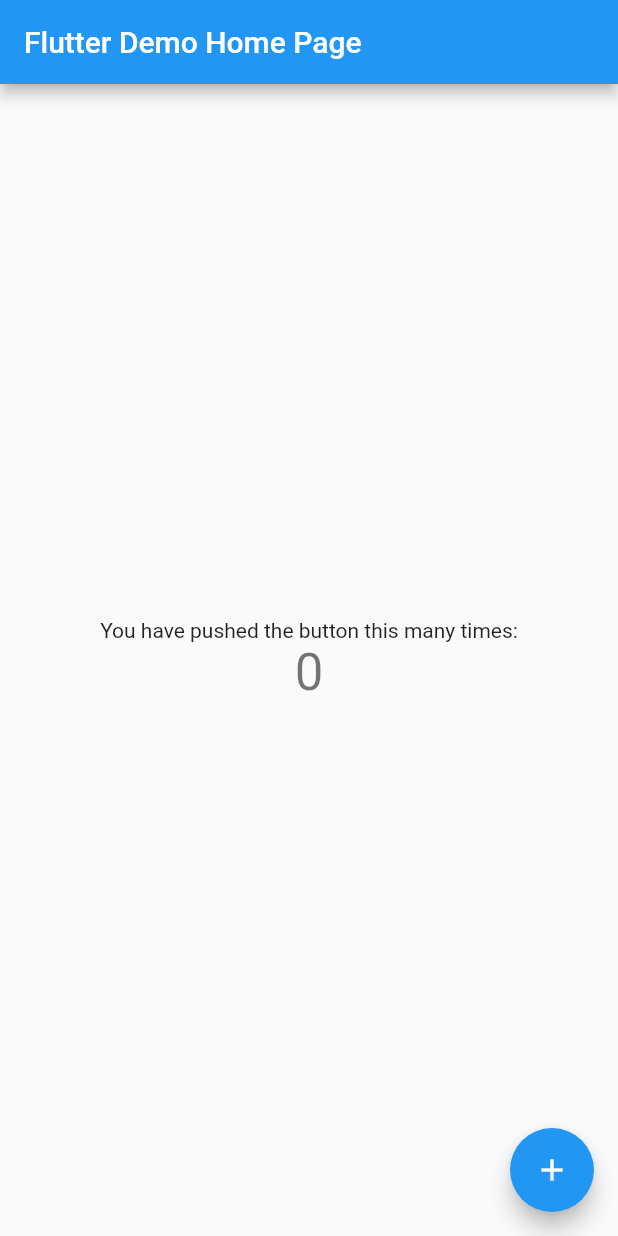
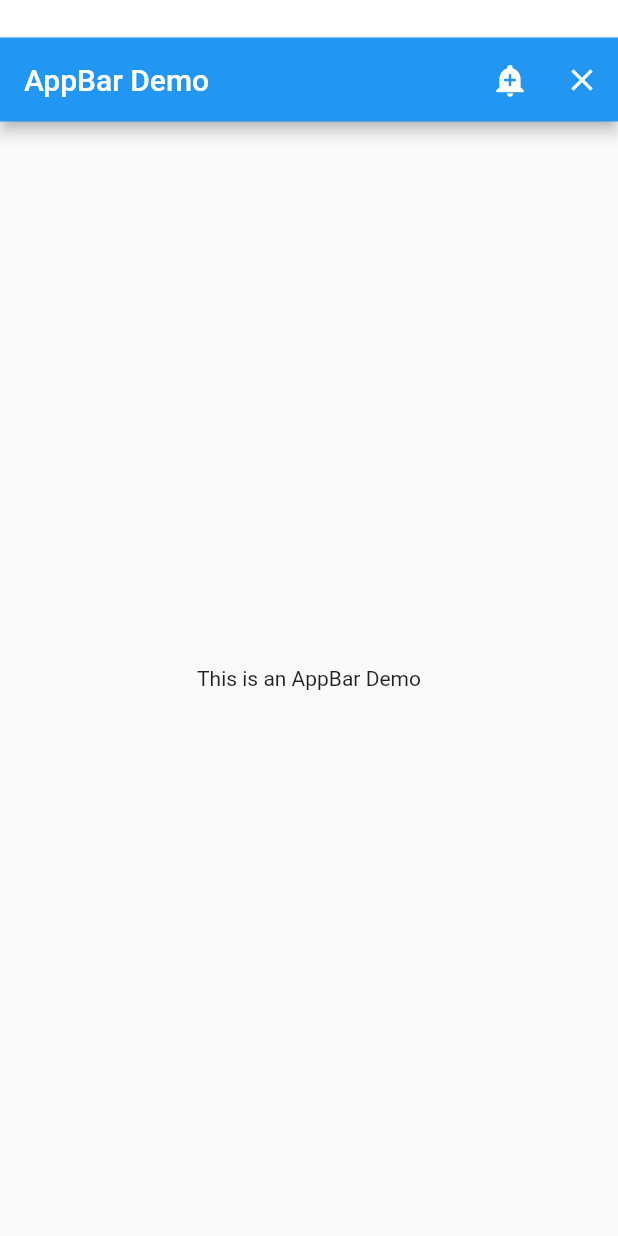
Before and after one commit to NguyenHoaiPhuong/flutter-basic, a Flutter app: the screen it shows after launch, on a phone screen of 412 x 824 dp. Run offline on Flutter 3.47's test engine with Material 2 defaults, Android fonts, the phone set to English and light mode, and no system bars.

Commit message:
AppBar demo

```diff
--- a/app_bar/lib/main.dart
+++ b/app_bar/lib/main.dart
@@ -1,3 +1,4 @@
+import 'package:app_bar/pages/homepage.dart';
 import 'package:flutter/material.dart';
 
 void main() => runApp(MyApp());
@@ -9,103 +10,10 @@ class MyApp extends StatelessWidget {
     return MaterialApp(
       title: 'Flutter Demo',
       theme: ThemeData(
-        // This is the theme of your application.
-        //
-        // Try running your application with "flutter run". You'll see the
-        // application has a blue toolbar. Then, without quitting the app, try
-        // changing the primarySwatch below to Colors.green and then invoke
-        // "hot reload" (press "r" in the console where you ran "flutter run",
-        // or simply save your changes to "hot reload" in a Flutter IDE).
-        // Notice that the counter didn't reset back to zero; the application
-        // is not restarted.
         primarySwatch: Colors.blue,
       ),
-      home: MyHomePage(title: 'Flutter Demo Home Page'),
+      home: MyHomePage(),
+      debugShowCheckedModeBanner: false,
     );
   }
 }
-
-class MyHomePage extends StatefulWidget {
-  MyHomePage({Key key, this.title}) : super(key: key);
-
-  // This widget is the home page of your application. It is stateful, meaning
-  // that it has a State object (defined below) that contains fields that affect
-  // how it looks.
-
-  // This class is the configuration for the state. It holds the values (in this
-  // case the title) provided by the parent (in this case the App widget) and
-  // used by the build method of the State. Fields in a Widget subclass are
-  // always marked "final".
-
-  final String title;
-
-  @override
-  _MyHomePageState createState() => _MyHomePageState();
-}
-
-class _MyHomePageState extends State<MyHomePage> {
-  int _counter = 0;
-
-  void _incrementCounter() {
-    setState(() {
-      // This call to setState tells the Flutter framework that something has
-      // changed in this State, which causes it to rerun the build method below
-      // so that the display can reflect the updated values. If we changed
-      // _counter without calling setState(), then the build method would not be
-      // called again, and so nothing would appear to happen.
-      _counter++;
-    });
-  }
-
-  @override
-  Widget build(BuildContext context) {
-    // This method is rerun every time setState is called, for instance as done
-    // by the _incrementCounter method above.
-    //
-    // The Flutter framework has been optimized to make rerunning build methods
-    // fast, so that you can just rebuild anything that needs updating rather
-    // than having to individually change instances of widgets.
-    return Scaffold(
-      appBar: AppBar(
-        // Here we take the value from the MyHomePage object that was created by
-        // the App.build method, and use it to set our appbar title.
-        title: Text(widget.title),
-      ),
-      body: Center(
-        // Center is a layout widget. It takes a single child and positions it
-        // in the middle of the parent.
-        child: Column(
-          // Column is also a layout widget. It takes a list of children and
-          // arranges them vertically. By default, it sizes itself to fit its
-          // children horizontally, and tries to be as tall as its parent.
-          //
-          // Invoke "debug painting" (press "p" in the console, choose the
-          // "Toggle Debug Paint" action from the Flutter Inspector in Android
-          // Studio, or the "Toggle Debug Paint" command in Visual Studio Code)
-          // to see the wireframe for each widget.
-          //
-          // Column has various properties to control how it sizes itself and
-          // how it positions its children. Here we use mainAxisAlignment to
-          // center the children vertically; the main axis here is the vertical
-          // axis because Columns are vertical (the cross axis would be
-          // horizontal).
-          mainAxisAlignment: MainAxisAlignment.center,
-          children: <Widget>[
-            Text(
-              'You have pushed the button this many times:',
-            ),
-            Text(
-              '$_counter',
-              style: Theme.of(context).textTheme.display1,
-            ),
-          ],
-        ),
-      ),
-      floatingActionButton: FloatingActionButton(
-        onPressed: _incrementCounter,
-        tooltip: 'Increment',
-        child: Icon(Icons.add),
-      ), // This trailing comma makes auto-formatting nicer for build methods.
-    );
-  }
-}
--- /dev/null
+++ b/app_bar/lib/pages/homepage.dart
@@ -0,0 +1,59 @@
+import 'package:flutter/material.dart';
+
+//final GlobalKey<ScaffoldState> scaffoldKey = GlobalKey<ScaffoldState>();
+final SnackBar snackBar = const SnackBar(content: Text('Notification Clicked'));
+
+class MyHomePage extends StatelessWidget {
+  @override
+  Widget build(BuildContext context) {
+    return Padding(
+      padding: const EdgeInsets.fromLTRB(0.0, 25.0, 0.0, 0.0),
+      child: Scaffold(
+        appBar: AppBar(
+          title: const Text(
+            "AppBar Demo",
+          ),
+          actions: <Widget>[
+            IconButton(
+              icon: const Icon(Icons.add_alert),
+              tooltip: 'Show SnackBar',
+              onPressed: () {
+//              scaffoldKey.currentState.showSnackBar(snackBar);
+                showDialog(
+                    context: context,
+                    builder: (BuildContext context) {
+                      return AlertDialog(
+                        title: new Text("Alert Dialog title"),
+                        content: new Text('Alert Dialog body'),
+                        actions: <Widget>[
+                          new FlatButton(
+                              onPressed: () {
+                                Navigator.of(context).pop();
+                              },
+                              child: new Text("Close"),
+                          ),
+                        ],
+                      );
+                    }
+                );
+              },
+            ),
+            IconButton(
+              icon: const Icon(Icons.close),
+              tooltip: 'close',
+              onPressed: () {
+                Navigator.pop(context);
+              },
+            )
+          ],
+        ),
+        body: const Center(
+          child: Text(
+            "This is an AppBar Demo",
+          ),
+        ),
+      ),
+    );
+  }
+
+}
```
